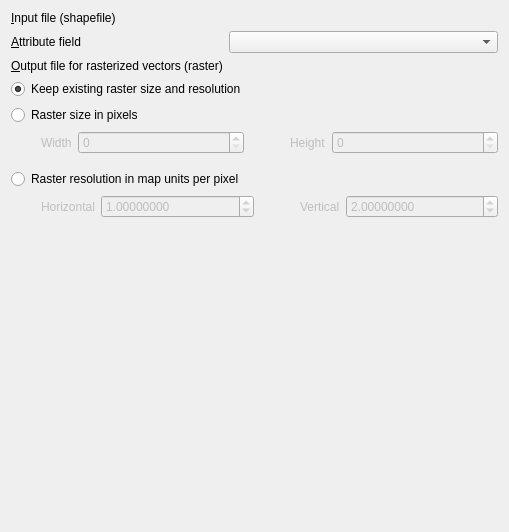
qgis/QGIS, file python/plugins/GdalTools/tools/widgetRasterize.ui: the form before one commit.
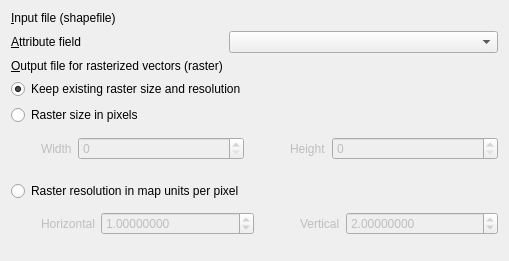
The form after the commit. Custom widgets are drawn as their Qt base class.

The edit to the form file:
```diff
--- a/python/plugins/GdalTools/tools/widgetRasterize.ui
+++ b/python/plugins/GdalTools/tools/widgetRasterize.ui
@@ -7,7 +7,7 @@
     <x>0</x>
     <y>0</y>
     <width>509</width>
-    <height>532</height>
+    <height>261</height>
    </rect>
   </property>
   <property name="sizePolicy">
@@ -237,19 +237,6 @@
      </layout>
     </widget>
    </item>
-   <item>
-    <spacer name="verticalSpacer">
-     <property name="orientation">
-      <enum>Qt::Vertical</enum>
-     </property>
-     <property name="sizeHint" stdset="0">
-      <size>
-       <width>20</width>
-       <height>40</height>
-      </size>
-     </property>
-    </spacer>
-   </item>
   </layout>
  </widget>
  <customwidgets>
```
